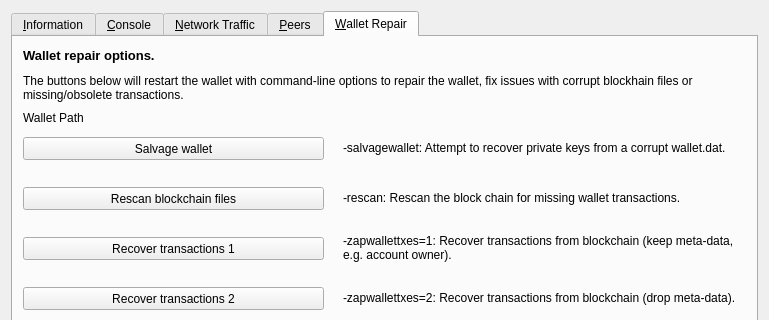
Before: the Qt Designer form src/qt/forms/rpcconsole.ui in duality-solutions/Sequence, drawn with Qt 5; both pictures show x 0 to 769 and y 0 to 320 of the 769 by 589 pixel window.
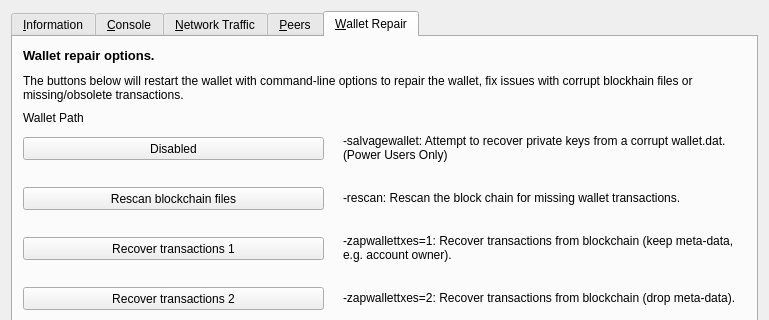
After: the same form once the commit is applied. The open tabs and pages were chosen to show the change. Icons and pictures are not drawn. Custom widgets are drawn as their Qt base class.

Commit message: Only have -salvagewallet for power users

Patch:
```diff
--- a/src/qt/forms/rpcconsole.ui
+++ b/src/qt/forms/rpcconsole.ui
@@ -1310,7 +1310,7 @@
         </size>
        </property>
        <property name="text">
-        <string>Salvage wallet</string>
+        <string>Disabled</string>
        </property>
       </widget>
       <widget class="QPushButton" name="btn_rescan">
@@ -1421,7 +1421,7 @@
         </rect>
        </property>
        <property name="text">
-        <string>-salvagewallet: Attempt to recover private keys from a corrupt wallet.dat.</string>
+        <string>-salvagewallet: Attempt to recover private keys from a corrupt wallet.dat. (Power Users Only)</string>
        </property>
        <property name="wordWrap">
         <bool>true</bool>
```
Left out of the diff: 2 changed lines with no effect on the pictures. The commit also changes 1 other file.
